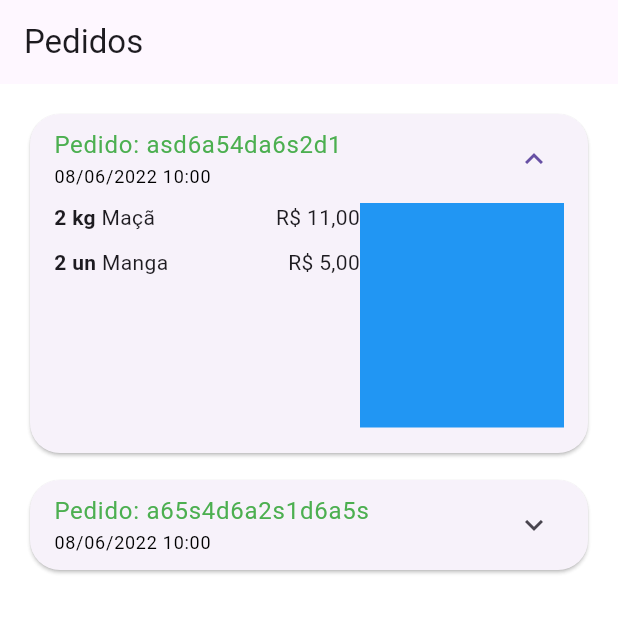
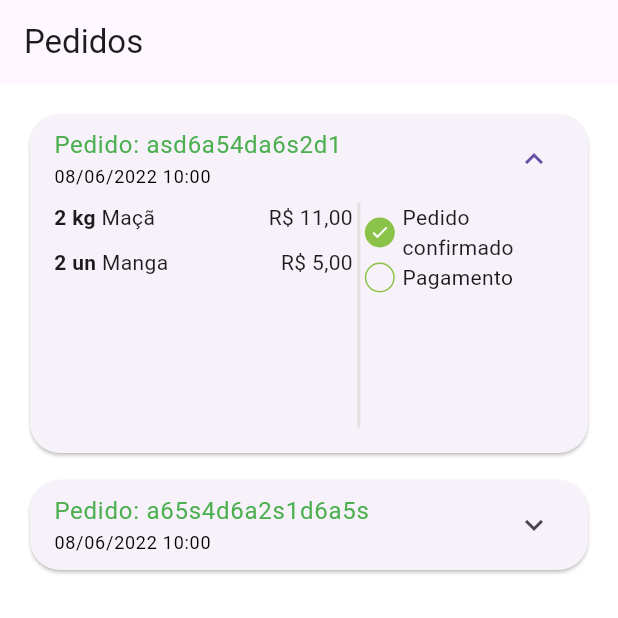
Before and after one commit to VanessaNRosa/quitanda_virtual, a Flutter app: the OrdersTab screen opened directly, after a tap on an icon or button, on a phone screen of 412 x 824 dp, the top half of it. Run offline on Flutter 3.47's test engine with Material 3 defaults, Android fonts, the light colour scheme and no system bars; our stand-ins replace animated_text_kit, mask_text_input_formatter.

Commit message:
continuação card de pedido

```diff
--- /dev/null
+++ b/lib/src/pages/orders/components/order_status_widget.dart
@@ -0,0 +1,58 @@
+import 'package:flutter/material.dart';
+import 'package:quitanda_virtual/src/config/custom_colors.dart';
+
+class OrderStatusWidget extends StatelessWidget {
+  final String status;
+  final bool isOverdue;
+
+  const OrderStatusWidget({
+    required this.isOverdue,
+    required this.status,
+    super.key,
+  });
+
+  @override
+  Widget build(BuildContext context) {
+    return Column(
+      children: [
+        _StatusDot(isActive: true, title: "Pedido confirmado"),
+        _StatusDot(isActive: false, title: "Pagamento"),
+      ],
+    );
+  }
+}
+
+class _StatusDot extends StatelessWidget {
+  final bool isActive;
+  final String title;
+
+  const _StatusDot({required this.title, required this.isActive, super.key});
+
+  @override
+  Widget build(BuildContext context) {
+    return Row(
+      children: [
+        //Dot
+        Container(
+          alignment: Alignment.center,
+          height: 20,
+          width: 20,
+          decoration: BoxDecoration(
+            shape: BoxShape.circle,
+            border: Border.all(color: CustomColors.customSwatchColor),
+            color: isActive
+                ? CustomColors.customSwatchColor
+                : Colors.transparent,
+          ),
+          child: isActive
+              ? const Icon(Icons.check, size: 13, color: Colors.white)
+              : const SizedBox.shrink(),
+        ),
+        SizedBox(width: 5,),
+
+        //Texto
+        Expanded(child: Text(title)),
+      ],
+    );
+  }
+}
--- a/lib/src/pages/orders/components/order_tile.dart
+++ b/lib/src/pages/orders/components/order_tile.dart
@@ -1,6 +1,7 @@
 import 'package:flutter/material.dart';
 import 'package:quitanda_virtual/src/models/cart_item_model.dart';
 import 'package:quitanda_virtual/src/models/order_model.dart';
+import 'package:quitanda_virtual/src/pages/orders/components/order_status_widget.dart';
 import 'package:quitanda_virtual/src/services/utils_services.dart';
 
 class OrderTile extends StatelessWidget {
@@ -38,6 +39,8 @@ class OrderTile extends StatelessWidget {
               height: 150,
               child: Row(
                 children: [
+
+                  //Lista de produtos
                   Expanded(
                     flex: 3,
                     child: ListView(
@@ -49,7 +52,20 @@ class OrderTile extends StatelessWidget {
                       }).toList(),
                     ),
                   ),
-                  Expanded(flex: 2, child: Container(color: Colors.blue)),
+
+                  //Divisão
+                  VerticalDivider(
+                    color: Colors.grey.shade300,
+                    thickness: 2,
+                    width: 8,
+                  ),
+
+                  //Status de pedido
+                  Expanded(flex: 2, child: OrderStatusWidget(
+                    status: order.status,
+                    isOverdue: order.overdueDateTime.isBefore(DateTime.now()) ,
+
+                  )),
                 ],
               ),
             ),
```
